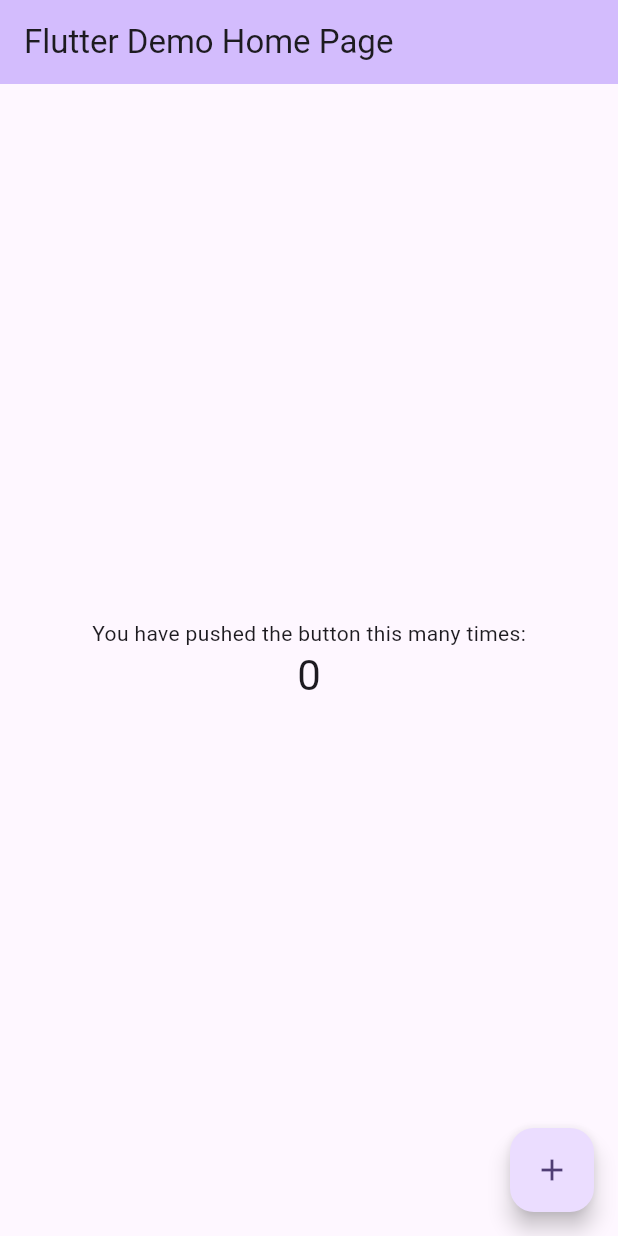
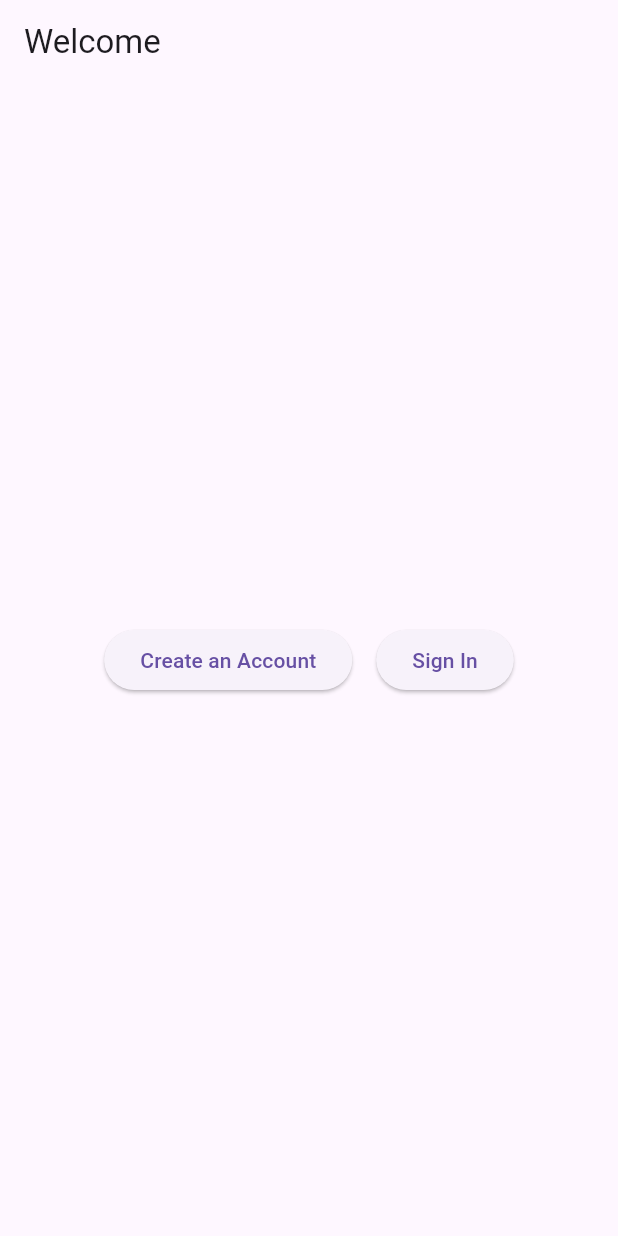
Before and after one commit to calmestend/app-flutter, a Flutter app: the screen it shows after launch, on a phone screen of 412 x 824 dp. Run offline on Flutter 3.47's test engine with Material 3 defaults, Android fonts, the phone set to English and light mode, and no system bars.

```diff
--- a/lib/main.dart
+++ b/lib/main.dart
@@ -1,125 +1,70 @@
 import 'package:flutter/material.dart';
+import 'screens/sign_up_screen.dart';
+import 'screens/sign_in_screen.dart';
+import 'screens/main_screen.dart';
 
 void main() {
-  runApp(const MyApp());
+  runApp(MyApp());
 }
 
 class MyApp extends StatelessWidget {
   const MyApp({super.key});
 
-  // This widget is the root of your application.
   @override
   Widget build(BuildContext context) {
     return MaterialApp(
-      title: 'Flutter Demo',
+      title: 'Flutter Navigation',
       theme: ThemeData(
-        // This is the theme of your application.
-        //
-        // TRY THIS: Try running your application with "flutter run". You'll see
-        // the application has a purple toolbar. Then, without quitting the app,
-        // try changing the seedColor in the colorScheme below to Colors.green
-        // and then invoke "hot reload" (save your changes or press the "hot
-        // reload" button in a Flutter-supported IDE, or press "r" if you used
-        // the command line to start the app).
-        //
-        // Notice that the counter didn't reset back to zero; the application
-        // state is not lost during the reload. To reset the state, use hot
-        // restart instead.
-        //
-        // This works for code too, not just values: Most code changes can be
-        // tested with just a hot reload.
-        colorScheme: ColorScheme.fromSeed(seedColor: Colors.deepPurple),
-        useMaterial3: true,
+        primarySwatch: Colors.blue,
       ),
-      home: const MyHomePage(title: 'Flutter Demo Home Page'),
+      home: HomeScreen(),
+      routes: {
+        '/signup': (context) => SignUpScreen(),
+        '/signin': (context) => SignInScreen(),
+        '/home': (context) => HomeScreen(),
+        '/main': (context) => MainScreen(),
+      },
     );
   }
 }
 
-class MyHomePage extends StatefulWidget {
-  const MyHomePage({super.key, required this.title});
-
-  // This widget is the home page of your application. It is stateful, meaning
-  // that it has a State object (defined below) that contains fields that affect
-  // how it looks.
-
-  // This class is the configuration for the state. It holds the values (in this
-  // case the title) provided by the parent (in this case the App widget) and
-  // used by the build method of the State. Fields in a Widget subclass are
-  // always marked "final".
-
-  final String title;
-
-  @override
-  State<MyHomePage> createState() => _MyHomePageState();
-}
-
-class _MyHomePageState extends State<MyHomePage> {
-  int _counter = 0;
-
-  void _incrementCounter() {
-    setState(() {
-      // This call to setState tells the Flutter framework that something has
-      // changed in this State, which causes it to rerun the build method below
-      // so that the display can reflect the updated values. If we changed
-      // _counter without calling setState(), then the build method would not be
-      // called again, and so nothing would appear to happen.
-      _counter++;
-    });
-  }
+class HomeScreen extends StatelessWidget {
+  const HomeScreen({super.key});
 
   @override
   Widget build(BuildContext context) {
-    // This method is rerun every time setState is called, for instance as done
-    // by the _incrementCounter method above.
-    //
-    // The Flutter framework has been optimized to make rerunning build methods
-    // fast, so that you can just rebuild anything that needs updating rather
-    // than having to individually change instances of widgets.
     return Scaffold(
       appBar: AppBar(
-        // TRY THIS: Try changing the color here to a specific color (to
-        // Colors.amber, perhaps?) and trigger a hot reload to see the AppBar
-        // change color while the other colors stay the same.
-        backgroundColor: Theme.of(context).colorScheme.inversePrimary,
-        // Here we take the value from the MyHomePage object that was created by
-        // the App.build method, and use it to set our appbar title.
-        title: Text(widget.title),
+        title: Text('Welcome'),
       ),
       body: Center(
-        // Center is a layout widget. It takes a single child and positions it
-        // in the middle of the parent.
         child: Column(
-          // Column is also a layout widget. It takes a list of children and
-          // arranges them vertically. By default, it sizes itself to fit its
-          // children horizontally, and tries to be as tall as its parent.
-          //
-          // Column has various properties to control how it sizes itself and
-          // how it positions its children. Here we use mainAxisAlignment to
-          // center the children vertically; the main axis here is the vertical
-          // axis because Columns are vertical (the cross axis would be
-          // horizontal).
-          //
-          // TRY THIS: Invoke "debug painting" (choose the "Toggle Debug Paint"
-          // action in the IDE, or press "p" in the console), to see the
-          // wireframe for each widget.
           mainAxisAlignment: MainAxisAlignment.center,
           children: <Widget>[
-            const Text(
-              'You have pushed the button this many times:',
-            ),
-            Text(
-              '$_counter',
-              style: Theme.of(context).textTheme.headlineMedium,
+            Padding(
+              padding: const EdgeInsets.symmetric(horizontal: 8.0),
+              child: Row(
+                mainAxisAlignment: MainAxisAlignment.center,
+                children: <Widget>[
+                  ElevatedButton(
+                    onPressed: () {
+                      Navigator.pushNamed(context, '/signup');
+                    },
+                    child: Text('Create an Account'),
+                  ),
+                  SizedBox(width: 16),
+                  ElevatedButton(
+                    onPressed: () {
+                      Navigator.pushNamed(context, '/signin');
+                    },
+                    child: Text('Sign In'),
+                  ),
+                ],
+              ),
             ),
           ],
         ),
       ),
-      floatingActionButton: FloatingActionButton(
-        onPressed: _incrementCounter,
-        tooltip: 'Increment',
-        child: const Icon(Icons.add),
-      ), // This trailing comma makes auto-formatting nicer for build methods.
     );
   }
 }
```
Also changed, not shown: lib/screens/main_screen.dart (added, +58 -0 lines), lib/screens/products_screen.dart (added, +10 -0 lines), lib/screens/profile_screen.dart (added, +10 -0 lines), lib/screens/shopping_cart_screen.dart (added, +10 -0 lines), lib/screens/sign_in_screen.dart (added, +26 -0 lines), lib/screens/sign_up_screen.dart (added, +26 -0 lines), 2 other files.
